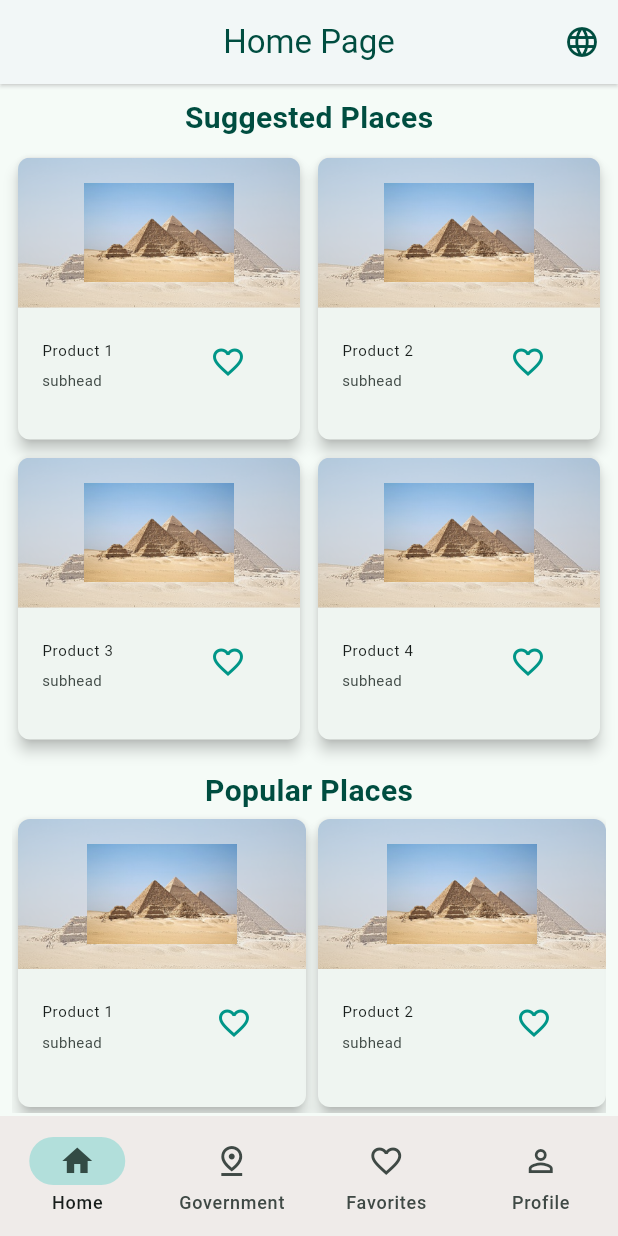
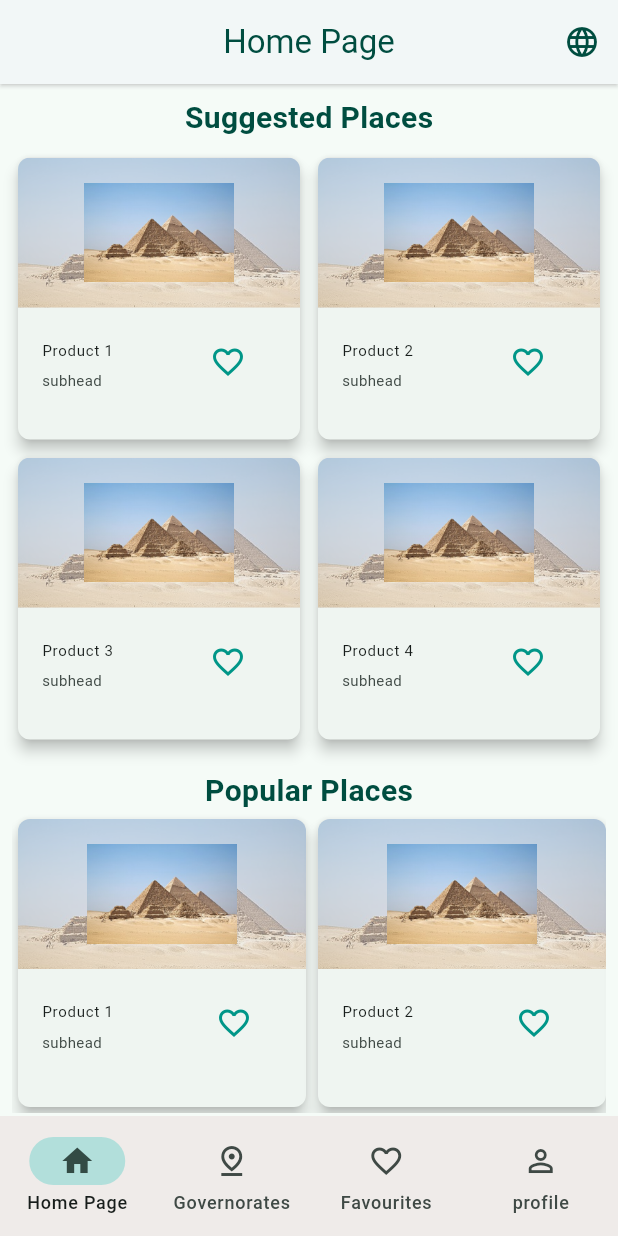
Before and after one commit to Sprints-Flutter-Bootcamp-Projects/Tourist-Guide-App-for-Egypt, a Flutter app: the screen it shows after launch, on a phone screen of 412 x 824 dp. Run offline on Flutter 3.47's test engine with Material 3 defaults, Android fonts, the phone set to English and light mode, and no system bars; our stand-ins replace easy_localization.

Commit message:
use localization in the navbar

```diff
--- a/assets/translations/ar.json
+++ b/assets/translations/ar.json
@@ -16,6 +16,7 @@
     "governorates": "المحافظات",
     "landmarks": "المعالم",
     "favourites": "المفضلات",
+    "profile": "الحساب",
     "favourite_places": "الاماكن المفضلة",
     "cairo": "القاهرة",
     "alexandria": "الإسكندرية",
--- a/assets/translations/en.json
+++ b/assets/translations/en.json
@@ -16,6 +16,7 @@
     "governorates": "Governorates",
     "landmarks": "Landmarks",
     "favourites": "Favourites",
+    "profile": "profile",
     "favourite_places": "Favourite Places",
     "cairo": "Cairo",
     "alexandria": "Alexandria",
--- a/lib/nav_bar.dart
+++ b/lib/nav_bar.dart
@@ -3,6 +3,7 @@ import 'package:tourist_guide/views/government/favourites_page.dart';
 import 'package:tourist_guide/views/government/government_page.dart';
 import 'package:tourist_guide/views/home/home_page.dart';
 import 'package:tourist_guide/views/profile/profile.dart';
+import 'package:easy_localization/easy_localization.dart';
 
 class MyNavigationBar extends StatefulWidget {
   const MyNavigationBar({super.key});
@@ -52,26 +53,26 @@ class _MyNavigationBarState extends State<MyNavigationBar> {
           indicatorColor: Colors.teal[100],
           selectedIndex: selectedPage,
           onDestinationSelected: _onItemTapped,
-          destinations: const [
+          destinations:  [
             NavigationDestination(
-              icon: Icon(Icons.home_outlined),
-              selectedIcon: Icon(Icons.home),
-              label: 'Home',
+              icon: const Icon(Icons.home_outlined),
+              selectedIcon: const Icon(Icons.home),
+              label: tr('home_page'),
             ),
             NavigationDestination(
-              icon: Icon(Icons.pin_drop_outlined),
-              selectedIcon: Icon(Icons.pin_drop),
-              label: 'Government',
+              icon:const Icon(Icons.pin_drop_outlined),
+              selectedIcon:const Icon(Icons.pin_drop),
+              label: tr('governorates'),
             ),
             NavigationDestination(
-              icon: Icon(Icons.favorite_outline),
-              selectedIcon: Icon(Icons.favorite),
-              label: 'Favorites',
+              icon:const Icon(Icons.favorite_outline),
+              selectedIcon:const Icon(Icons.favorite),
+              label: tr('favourites'),
             ),
             NavigationDestination(
-              icon: Icon(Icons.person_outline),
-              selectedIcon: Icon(Icons.person),
-              label: 'Profile',
+              icon:const Icon(Icons.person_outline),
+              selectedIcon:const Icon(Icons.person),
+              label: tr('profile'),
             ),
           ],
           elevation: 3),
```
